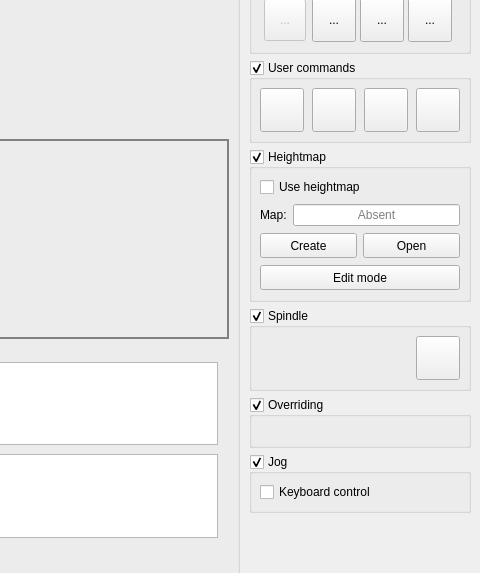
First picture: the form in src/frmmain.ui, repository trcwm/Candle, before the edit; both pictures show x 472 to 952 and y 102 to 675 of the 952 by 847 pixel window.
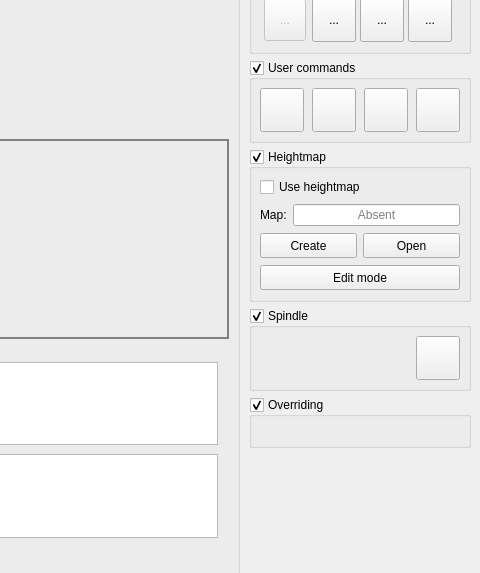
Second picture: the form after the edit. Icons and pictures are not drawn. Custom widgets are drawn as their Qt base class.

Diff of the .ui file:
```diff
--- a/src/frmmain.ui
+++ b/src/frmmain.ui
@@ -1331,8 +1331,8 @@
            <rect>
             <x>0</x>
             <y>0</y>
-            <width>232</width>
-            <height>513</height>
+            <width>228</width>
+            <height>442</height>
            </rect>
           </property>
           <property name="sizePolicy">
@@ -1808,61 +1808,6 @@
              </layout>
             </widget>
            </item>
-           <item>
-            <widget class="GroupBox" name="grpJog">
-             <property name="title">
-              <string>Jog</string>
-             </property>
-             <property name="checkable">
-              <bool>true</bool>
-             </property>
-             <property name="overrided" stdset="0">
-              <bool>false</bool>
-             </property>
-             <layout class="QVBoxLayout" name="verticalLayout_11">
-              <property name="leftMargin">
-               <number>8</number>
-              </property>
-              <property name="topMargin">
-               <number>8</number>
-              </property>
-              <property name="rightMargin">
-               <number>8</number>
-              </property>
-              <property name="bottomMargin">
-               <number>8</number>
-              </property>
-              <item>
-               <widget class="QWidget" name="widgetJog" native="true">
-                <layout class="QVBoxLayout" name="verticalLayout_9">
-                 <property name="spacing">
-                  <number>10</number>
-                 </property>
-                 <property name="leftMargin">
-                  <number>0</number>
-                 </property>
-                 <property name="topMargin">
-                  <number>0</number>
-                 </property>
-                 <property name="rightMargin">
-                  <number>0</number>
-                 </property>
-                 <property name="bottomMargin">
-                  <number>0</number>
-                 </property>
-                 <item>
-                  <widget class="QCheckBox" name="chkKeyboardControl">
-                   <property name="text">
-                    <string>Keyboard control</string>
-                   </property>
-                  </widget>
-                 </item>
-                </layout>
-               </widget>
-              </item>
-             </layout>
-            </widget>
-           </item>
           </layout>
          </widget>
         </widget>
```
Left out of the diff: 69 changed lines with no effect on the pictures.
